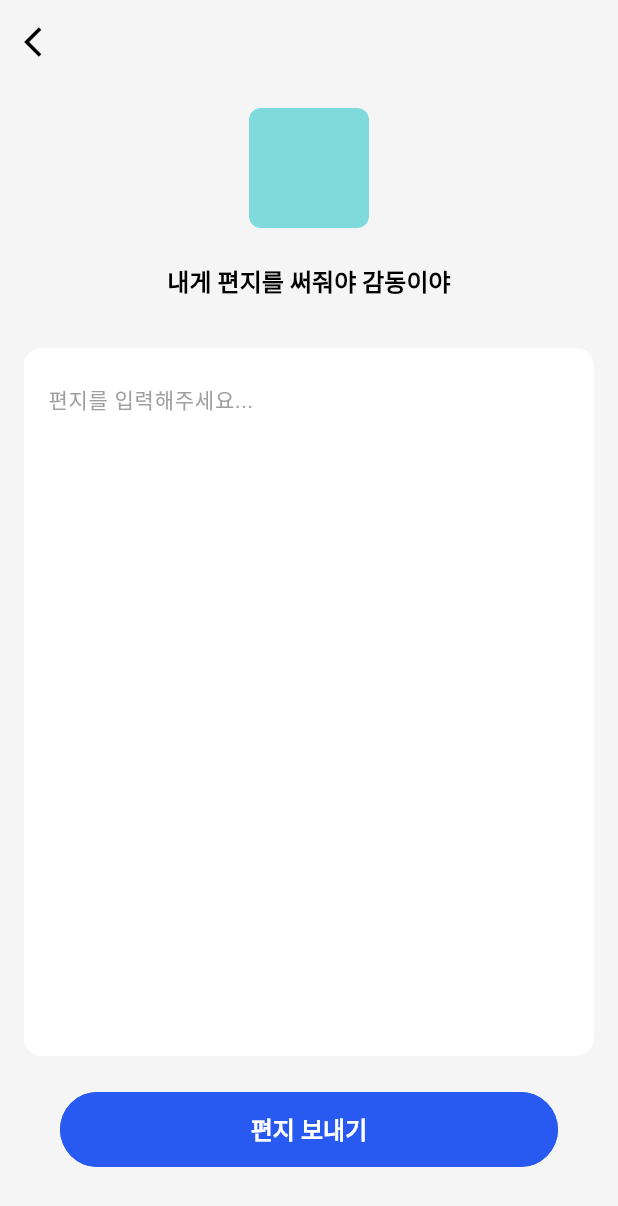
After one commit to KhuongKayyyyy/nexacode_nora, a Flutter app: the WriteLetterPage screen opened directly, on a phone screen of 412 x 824 dp. The commit adds this screen. Shown: the top 1206 px of the screen. Run offline on Flutter 3.47's test engine with Material 3 defaults, Android fonts, the phone set to English and light mode, and no system bars; our stand-ins replace cached_network_image, fluttertoast, get, lottie, table_calendar; Roboto replaces fonts that are missing (Pretendard).

Commit message:
added with letter pages

```diff
--- /dev/null
+++ b/lib/components/AppBigTextField.dart
@@ -0,0 +1,32 @@
+import 'package:flutter/material.dart';
+
+class AppBigTextField extends StatelessWidget {
+  final TextEditingController controller;
+  final String? hintText;
+
+  const AppBigTextField({super.key, required this.controller, this.hintText});
+
+  @override
+  Widget build(BuildContext context) {
+    return Container(
+      width: double.infinity,
+      padding: EdgeInsets.all(16),
+      decoration: BoxDecoration(
+        color: Colors.white,
+        borderRadius: BorderRadius.circular(12),
+      ),
+      child: TextField(
+        controller: controller,
+        maxLines: null,
+        expands: true,
+        textAlignVertical: TextAlignVertical.top,
+        decoration: InputDecoration(
+          hintText: hintText ?? '텍스트를 입력해주세요...',
+          hintStyle: TextStyle(color: Colors.grey[500], fontSize: 14),
+          border: InputBorder.none,
+        ),
+        style: TextStyle(fontSize: 14, color: Colors.black),
+      ),
+    );
+  }
+}
--- a/lib/constants/RouteName.dart
+++ b/lib/constants/RouteName.dart
@@ -10,6 +10,7 @@ class RouteName {
 
   // Home
   static const homeDetail = "/homeDetail";
+  static const inboxPage = "/inboxPage";
 
   // More
   static const moreFee = "/moreFee";
--- a/lib/navs/home_nav.dart
+++ b/lib/navs/home_nav.dart
@@ -4,6 +4,7 @@ import 'package:nora/constants/NavIds.dart';
 import 'package:nora/constants/RouteName.dart';
 import 'package:nora/screens/homepage/home_detail_page.dart';
 import 'package:nora/screens/homepage/homepage.dart';
+import 'package:nora/screens/homepage/inbox/inbox_page.dart';
 
 class HomeNav extends StatelessWidget {
   const HomeNav({super.key});
@@ -19,6 +20,9 @@ class HomeNav extends StatelessWidget {
         if (settings.name == RouteName.home) {
           return GetPageRoute(settings: settings, page: () => Homepage());
         }
+        if (settings.name == RouteName.inboxPage) {
+          return GetPageRoute(settings: settings, page: () => InboxPage());
+        }
         return GetPageRoute(settings: settings, page: () => Homepage());
       },
     );
--- /dev/null
+++ b/lib/screens/homepage/inbox/write_letter_page.dart
@@ -0,0 +1,80 @@
+import 'package:flutter/material.dart';
+import 'package:get/get.dart';
+import 'package:nora/application/utils/extension/extensions.dart';
+import 'package:nora/components/AppBigTextField.dart';
+import 'package:nora/components/AppButton.dart';
+import 'package:nora/components/AppText.dart';
+import 'package:nora/screens/homepage/inbox/sent_letter_page.dart';
+
+class WriteLetterPage extends StatefulWidget {
+  const WriteLetterPage({super.key});
+
+  @override
+  State<WriteLetterPage> createState() => _WriteLetterPageState();
+}
+
+class _WriteLetterPageState extends State<WriteLetterPage> {
+  final TextEditingController _textController = TextEditingController();
+
+  @override
+  void dispose() {
+    _textController.dispose();
+    super.dispose();
+  }
+
+  @override
+  Widget build(BuildContext context) {
+    return Scaffold(
+      backgroundColor: Colors.grey[100],
+      appBar: AppBar(
+        backgroundColor: Colors.grey[100],
+        elevation: 0,
+        leading: IconButton(
+          icon: Icon(Icons.arrow_back_ios, color: Colors.black),
+          onPressed: () => Navigator.pop(context),
+        ),
+      ),
+      body: Padding(
+        padding: const EdgeInsets.all(16.0),
+        child: Column(
+          children: [
+            // Square avatar placeholder
+            Container(
+              width: 80,
+              height: 80,
+              decoration: BoxDecoration(
+                color: Color(0xFF7FDBDB), // Light cyan color from the image
+                borderRadius: BorderRadius.circular(8),
+              ),
+            ),
+            24.y,
+            // Title text
+            AppText(
+              text: '내게 편지를 써줘야 감동이야',
+              fontSize: 16,
+              fontWeight: FontWeight.w600,
+              color: Colors.black,
+            ),
+            32.y,
+            // Text input field
+            Expanded(
+              child: AppBigTextField(
+                controller: _textController,
+                hintText: '편지를 입력해주세요...',
+              ),
+            ),
+            24.y,
+            // Send button
+            AppButton(
+              text: "편지 보내기",
+              onTap: () {
+                Get.to(() => SentLetterPage());
+              },
+            ),
+            30.y, // Bottom padding
+          ],
+        ),
+      ),
+    );
+  }
+}
```
Also changed, not shown: lib/screens/homepage/components/home_navigation_section.dart (+16 -1 lines), lib/screens/homepage/homepage.dart (+2 -5 lines), lib/screens/homepage/inbox/inbox_page.dart (added, +97 -0 lines), lib/screens/homepage/inbox/sent_letter_page.dart (added, +78 -0 lines).
